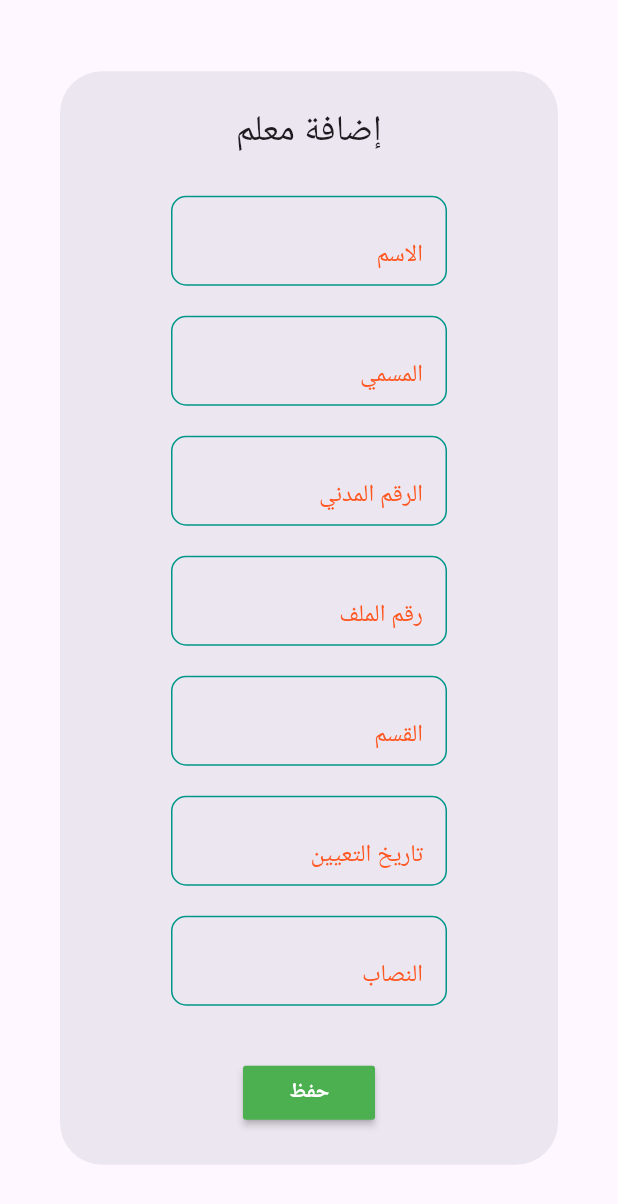
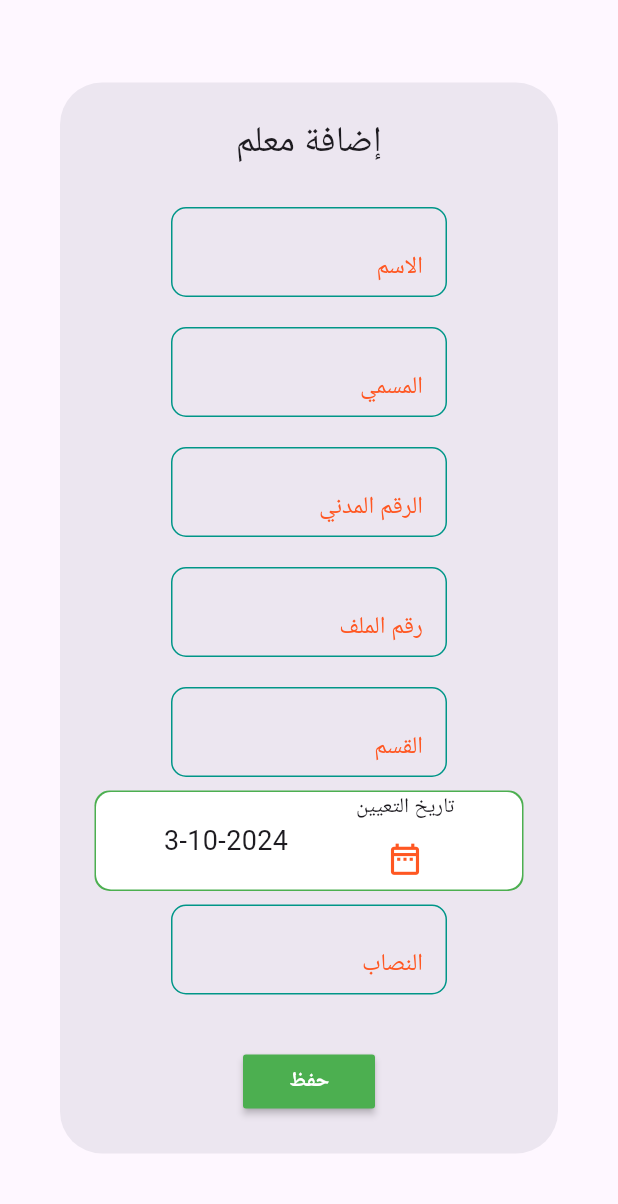
Before and after one commit to khalidkhattab/take_break, a Flutter app: the NewTeacherWidget widget shown alone on an empty page, opened directly, on a phone screen of 412 x 824 dp. Shown: the top 1204 px of the screen. Run offline on Flutter 3.47's test engine with Material 3 defaults, Android fonts, the light colour scheme and no system bars; our stand-ins replace bloc, cloud_firestore, firebase_core, flutter_bloc, google_fonts, loading_indicator; accounts and stored records are empty.

Commit message:
edit Date picker

```diff
--- a/lib/bloc/cubit.dart
+++ b/lib/bloc/cubit.dart
@@ -9,6 +9,8 @@ class TeakBreakCubit extends Cubit<TakeBreakStatus> {
   static TeakBreakCubit get(context) => BlocProvider.of(context);
 
   List<Map<String, dynamic>> allTeacher = [];
+
+  DateTime selectedDate = DateTime.now();
 
 
   //to store current employee cid to return his data and break time
@@ -129,4 +131,9 @@ class TeakBreakCubit extends Cubit<TakeBreakStatus> {
       emit(AddTeacherBreakErrorState());
     });
   }
+
+  screenRefresh(){
+    emit(RefreshState());
+  }
+
 }
--- a/lib/bloc/cubit_status.dart
+++ b/lib/bloc/cubit_status.dart
@@ -28,3 +28,7 @@ class DeleteTeacherDataErrorState extends TakeBreakStatus{}
 class AddTeacherBreakLoadingState extends TakeBreakStatus{}
 class AddTeacherBreakSuccessState extends TakeBreakStatus{}
 class AddTeacherBreakErrorState extends TakeBreakStatus{}
+
+
+//only for test
+class RefreshState extends TakeBreakStatus{}
--- a/lib/poppages/add_new_teacher.dart
+++ b/lib/poppages/add_new_teacher.dart
@@ -21,7 +21,6 @@ class NewTeacherWidget extends StatelessWidget {
     late TextEditingController teacherCidController = TextEditingController();
     TextEditingController teacherFileNumberController = TextEditingController();
     TextEditingController teacherDepartController = TextEditingController();
-    TextEditingController teacherHairDateController = TextEditingController();
     TextEditingController teacherNesabController = TextEditingController();
 
     return BlocConsumer<TeakBreakCubit, TakeBreakStatus>(builder: (context, state){
@@ -40,7 +39,7 @@ class NewTeacherWidget extends StatelessWidget {
                   title: teacherTitleController.text,
                   fileNumber: teacherFileNumberController.text,
                   dep: teacherDepartController.text,
-                  hairDate: teacherHairDateController.text,
+                  hairDate: "${cubit.selectedDate.day}-${cubit.selectedDate.month}-${cubit.selectedDate.year}",
                   nesab: teacherNesabController.text)
                   .then((value) {
 
@@ -82,11 +81,48 @@ class NewTeacherWidget extends StatelessWidget {
                 label: 'القسم',
                 password: false,
                 alert: 'يجب ادحال القسم'),
-            TextFormAlarm(
-                controller: teacherHairDateController,
-                label: 'تاريخ التعيين',
-                password: false,
-                alert: 'يجب ادحال تاريخ التعيين'),
+            // TextFormAlarm(
+            //     controller: teacherHairDateController,
+            //     label: 'تاريخ التعيين',
+            //     password: false,
+            //     alert: 'يجب ادحال تاريخ التعيين'),
+            Center(
+              child: Container(
+                height: 65,
+                width: 300,
+                decoration: BoxDecoration(
+                  borderRadius: BorderRadius.circular(10),
+                  color: Colors.white,
+                  boxShadow: const [
+                    BoxShadow(color: Colors.green, spreadRadius: 1),
+                  ],
+                ),
+                child: Row(
+                  mainAxisAlignment: MainAxisAlignment.spaceEvenly,
+                  children: [
+                  Text("${cubit.selectedDate.day}-${cubit.selectedDate.month}-${cubit.selectedDate.year}", style: TextStyle(fontSize: 18),),
+                  Column(
+                    children: [
+                      Text("تاريخ التعيين")
+                      ,
+                      IconButton(onPressed: (){
+
+                          showDatePicker(
+
+                            context: context,
+                            firstDate: DateTime(1990),
+                            lastDate: DateTime(2040),
+                          ).then((value){
+                            print(value);
+                            cubit.selectedDate=value!;
+                            cubit.screenRefresh();
+                          });
+                      }, icon:const Icon(Icons.date_range_outlined, color: Colors.deepOrange,size: 25,)),
+                    ],
+                  ),
+                ],),
+              ),
+            ),
             TextFormAlarm(
                 controller: teacherNesabController,
                 label: 'النصاب',
```
Also changed, not shown: lib/component.dart (+11 -1 lines), lib/poppages/add_new_break.dart (+27 -19 lines), lib/takeoff.dart (+8 -0 lines).
